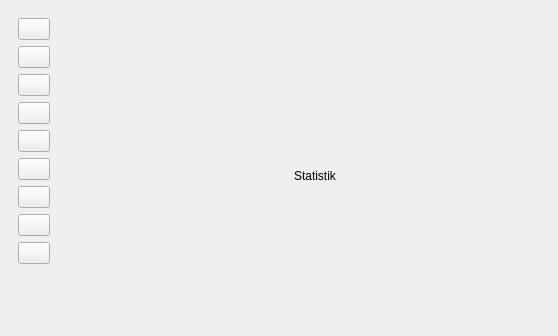
Above: GUI/Navigation.ui from Prof-Adrian-Mueller/Agile_Roboticsystems_Laborstrasse before the change; both pictures show x 0 to 558 and y 0 to 336 of the 955 by 753 pixel window. Below: the same form after it.
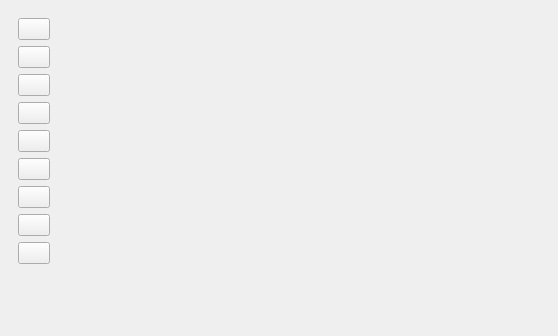
That is the form after the change. The open tabs and pages were chosen to show the change. Icons and pictures are not drawn.

Commit message: updated new home dashboard layout

Patch:
```diff
--- a/GUI/Navigation.ui
+++ b/GUI/Navigation.ui
@@ -1152,19 +1152,6 @@
             <verstretch>0</verstretch>
            </sizepolicy>
           </property>
-          <widget class="QLabel" name="label_6">
-           <property name="geometry">
-            <rect>
-             <x>220</x>
-             <y>150</y>
-             <width>49</width>
-             <height>16</height>
-            </rect>
-           </property>
-           <property name="text">
-            <string>Statistik</string>
-           </property>
-          </widget>
          </widget>
          <widget class="QWidget" name="experiment_info_view"/>
          <widget class="QWidget" name="test_page_home"/>
```
Left out of the diff: 2 changed lines with no effect on the pictures. The commit also changes 5 other files.
